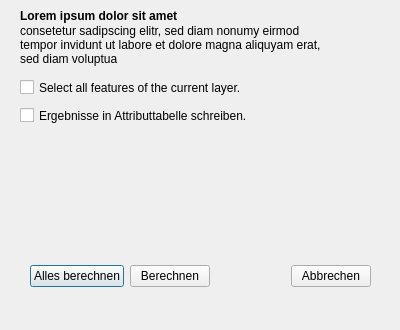
Qt form gehzeitberechnung_dialog_base.ui (flamianselmiv/Gehzeitberechnung) before a commit.
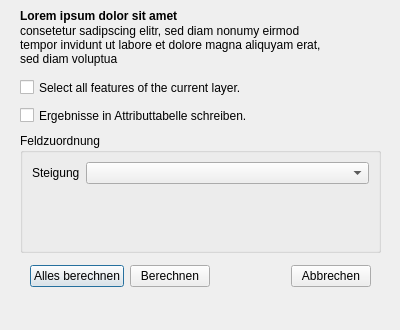
The same form after that commit.

Commit message: added main logic for field mapping update in ui #8

Diff of the .ui file:
```diff
--- a/gehzeitberechnung_dialog_base.ui
+++ b/gehzeitberechnung_dialog_base.ui
@@ -78,6 +78,41 @@
             </property>
         </widget>
 
+        <widget class="QGroupBox" name="groupBox_field_mapping">
+            <property name="geometry">
+                <rect>
+                    <x>20</x>
+                    <y>133</y>
+                    <width>361</width>
+                    <height>120</height>
+                </rect>
+            </property>
+            <property name="title">
+                <string>Feldzuordnung</string>
+            </property>
+            <property name="visible">
+                <bool>false</bool>
+            </property>
+
+            <layout class="QFormLayout" name="formLayout_field_mapping">
+                <property name="labelAlignment">
+                    <set>Qt::AlignLeading|Qt::AlignLeft|Qt::AlignVCenter</set>
+                </property>
+
+                <item row="0" column="0">
+                    <widget class="QLabel" name="label_mapping_slope">
+                        <property name="text">
+                            <string>Steigung</string>
+                        </property>
+                    </widget>
+                </item>
+                <item row="0" column="1">
+                    <widget class="QComboBox" name="combo_target_slope"/>
+                </item>
+
+            </layout>
+        </widget>
+
         <widget class="QWidget" name="button_container">
             <property name="geometry">
                 <rect>
```
The commit also changes 2 other files.
